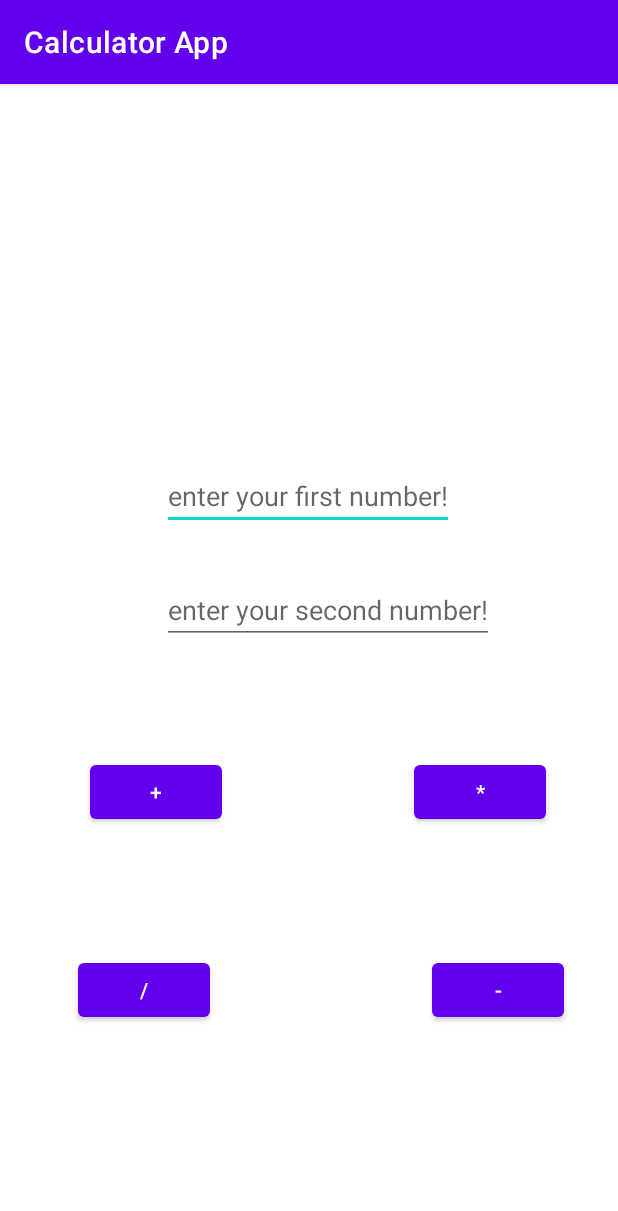
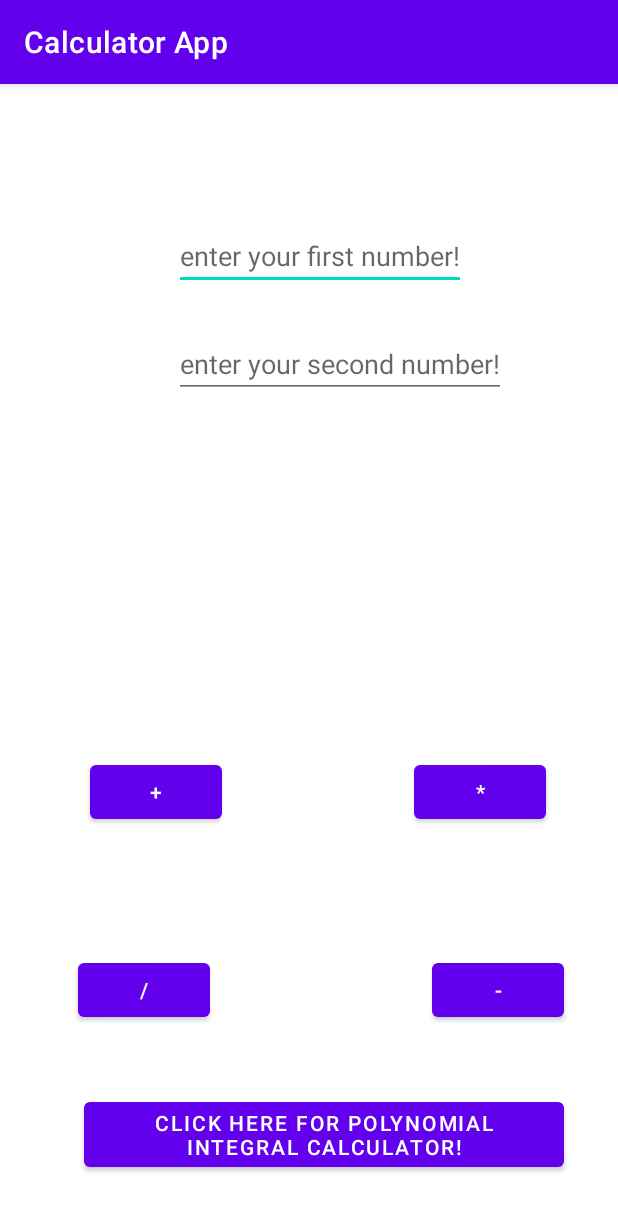
Before and after one commit to RaghavC16/Calculator-App, an Android app: the screen it shows after launch (MainActivity), on a phone screen of 412 x 824 dp. Shown: the top 1211 px of the screen. Run offline under Robolectric (Android 15) with nearby library versions, the light colour scheme and no system bars.

Commit message:
finished basic app 08-22-2022

```diff
--- a/app/src/main/res/layout/activity_main.xml
+++ b/app/src/main/res/layout/activity_main.xml
@@ -11,25 +11,25 @@
         android:id="@+id/firstNum"
         android:layout_width="wrap_content"
         android:layout_height="wrap_content"
-        android:layout_marginStart="108dp"
+        android:layout_marginStart="116dp"
 
-        android:layout_marginTop="252dp"
+        android:layout_marginTop="92dp"
         android:hint="enter your first number!"
         android:inputType="numberDecimal"
         app:layout_constraintStart_toStartOf="parent"
         app:layout_constraintTop_toTopOf="parent" />
 
+
     <EditText
         android:id="@+id/secondNum"
         android:layout_width="wrap_content"
         android:layout_height="wrap_content"
-        android:layout_marginStart="108dp"
-        android:layout_marginTop="328dp"
+        android:layout_marginStart="116dp"
+        android:layout_marginTop="164dp"
         android:hint="enter your second number!"
         android:inputType="numberDecimal"
         app:layout_constraintStart_toStartOf="parent"
         app:layout_constraintTop_toTopOf="parent" />
-
 
     <Button
         android:id="@+id/addButton"
@@ -75,5 +75,15 @@
         app:layout_constraintBottom_toBottomOf="parent"
         app:layout_constraintEnd_toEndOf="parent" />
 
+    <Button
+        android:id="@+id/integralCalcButton"
+        android:layout_width="wrap_content"
+        android:layout_height="wrap_content"
+        android:layout_marginStart="56dp"
+        android:layout_marginBottom="40dp"
+        android:text="Click here for polynomial Integral Calculator!"
+        app:layout_constraintBottom_toBottomOf="parent"
+        app:layout_constraintStart_toStartOf="parent" />
+
 
 </androidx.constraintlayout.widget.ConstraintLayout>
```
Also changed, not shown: app/src/main/java/com/example/calculatorapp/AnswerScreen.java (+6 -1 lines), app/src/main/java/com/example/calculatorapp/MainActivity.java (+17 -2 lines), app/src/main/res/layout/activity_answer_screen.xml (+14 -0 lines).
